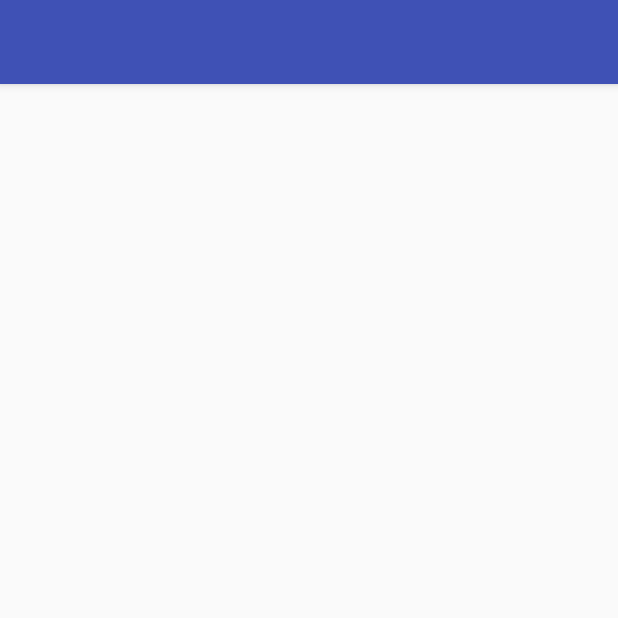
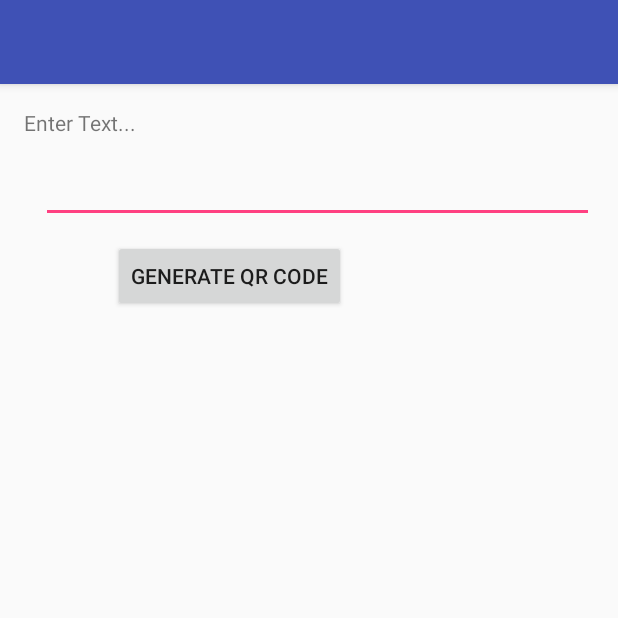
Before and after one commit to SidHeg/se17-teamD, an Android app: the QRProfessorActivity screen opened directly, with no data from a screen before it, on a phone screen of 412 x 824 dp, the top half of it. Run offline under Robolectric (Android 15) with nearby library versions, the phone set to English and light mode, and no system bars; libraries missing offline, so code that uses them is left out: com.journeyapps.barcodescanner.

Commit message:
Generating QR code from basic text

```diff
--- a/FrontEnd/AttendanceSystem/app/build.gradle
+++ b/FrontEnd/AttendanceSystem/app/build.gradle
@@ -26,4 +26,7 @@ dependencies {
     })
     compile 'com.android.support:appcompat-v7:25.1.1'
     testCompile 'junit:junit:4.12'
+
+    compile 'com.google.zxing:core:3.2.1'
+    compile 'com.journeyapps:zxing-android-embedded:3.2.0@aar'
 }
--- a/FrontEnd/AttendanceSystem/app/src/main/java/com/se17/attendancesystem/MainActivity.java
+++ b/FrontEnd/AttendanceSystem/app/src/main/java/com/se17/attendancesystem/MainActivity.java
@@ -26,7 +26,7 @@ public class MainActivity extends AppCompatActivity {
                 Todo: Validate username and password, and get response from backend.
                 1 => Professor, 2=> Student, else=> Log in failed.
              */
-            int response = 2;
+            int response = 1;
             if(response == 1){
                 user = new User();
                 user.setProfessor(true);
--- a/FrontEnd/AttendanceSystem/app/src/main/java/com/se17/attendancesystem/QRProfessorActivity.java
+++ b/FrontEnd/AttendanceSystem/app/src/main/java/com/se17/attendancesystem/QRProfessorActivity.java
@@ -1,13 +1,50 @@
 package com.se17.attendancesystem;
 
+import android.graphics.Bitmap;
 import android.support.v7.app.AppCompatActivity;
 import android.os.Bundle;
+import android.widget.Button;
+import android.widget.EditText;
+import android.widget.ImageView;
+import android.view.View;
+
+import com.google.zxing.BarcodeFormat;
+import com.google.zxing.MultiFormatWriter;
+import com.google.zxing.WriterException;
+import com.google.zxing.common.BitMatrix;
+import com.journeyapps.barcodescanner.BarcodeEncoder;
 
 public class QRProfessorActivity extends AppCompatActivity {
+
+    private EditText qrInput;
+    private Button btn;
+    private ImageView qrImg;
 
     @Override
     protected void onCreate(Bundle savedInstanceState) {
         super.onCreate(savedInstanceState);
         setContentView(R.layout.activity_qrprofessor);
+
+        qrInput = (EditText) findViewById(R.id.input);
+        btn = (Button) findViewById(R.id.btn);
+
+        btn.setOnClickListener(new View.OnClickListener(){
+            @Override
+            public void onClick(View v){
+                String qrText = qrInput.getText().toString();
+                MultiFormatWriter multiFormatWriter = new MultiFormatWriter();
+                try {
+                    BitMatrix bitMatrix = multiFormatWriter.encode(qrText, BarcodeFormat.QR_CODE,200,200);
+                    BarcodeEncoder barcodeEncoder = new BarcodeEncoder();
+                    Bitmap bitmap = barcodeEncoder.createBitmap(bitMatrix);
+
+                    qrImg = (ImageView) findViewById(R.id.imageView);
+                    qrImg.setImageBitmap(bitmap);
+                } catch (WriterException e) {
+                    e.printStackTrace();
+                }
+            }
+        });
     }
+
 }
--- a/FrontEnd/AttendanceSystem/app/src/main/res/layout/activity_qrprofessor.xml
+++ b/FrontEnd/AttendanceSystem/app/src/main/res/layout/activity_qrprofessor.xml
@@ -1,5 +1,6 @@
 <?xml version="1.0" encoding="utf-8"?>
 <RelativeLayout xmlns:android="http://schemas.android.com/apk/res/android"
+    xmlns:app="http://schemas.android.com/apk/res-auto"
     xmlns:tools="http://schemas.android.com/tools"
     android:id="@+id/activity_qrprofessor"
     android:layout_width="match_parent"
@@ -10,4 +11,48 @@
     android:paddingTop="@dimen/activity_vertical_margin"
     tools:context="com.se17.attendancesystem.QRProfessorActivity">
 
+    <TextView
+        android:text="Enter Text..."
+        android:layout_width="wrap_content"
+        android:layout_height="wrap_content"
+        android:id="@+id/text" />
+
+    <EditText
+        android:layout_width="wrap_content"
+        android:layout_height="wrap_content"
+        android:inputType="text"
+        android:ems="10"
+        android:id="@+id/input"
+        android:layout_marginLeft="11dp"
+        android:layout_marginStart="11dp"
+        android:layout_marginTop="12dp"
+        android:layout_below="@+id/text"
+        android:layout_alignParentLeft="true"
+        android:layout_alignParentStart="true"
+        android:layout_alignParentRight="true"
+        android:layout_alignParentEnd="true" />
+
+    <ImageView
+        android:layout_width="wrap_content"
+        android:layout_height="wrap_content"
+        android:id="@+id/imageView"
+        android:layout_below="@+id/btn"
+        android:layout_alignLeft="@+id/input"
+        android:layout_alignStart="@+id/input"
+        android:layout_alignParentRight="true"
+        android:layout_alignParentEnd="true"
+        android:layout_alignParentBottom="true" />
+
+    <Button
+        android:text="Generate QR Code"
+        android:layout_width="wrap_content"
+        android:layout_height="wrap_content"
+        android:id="@+id/btn"
+        android:layout_marginTop="11dp"
+        android:layout_below="@+id/input"
+        android:layout_alignLeft="@+id/input"
+        android:layout_alignStart="@+id/input"
+        android:layout_marginLeft="48dp"
+        android:layout_marginStart="48dp" />
+
 </RelativeLayout>
```
